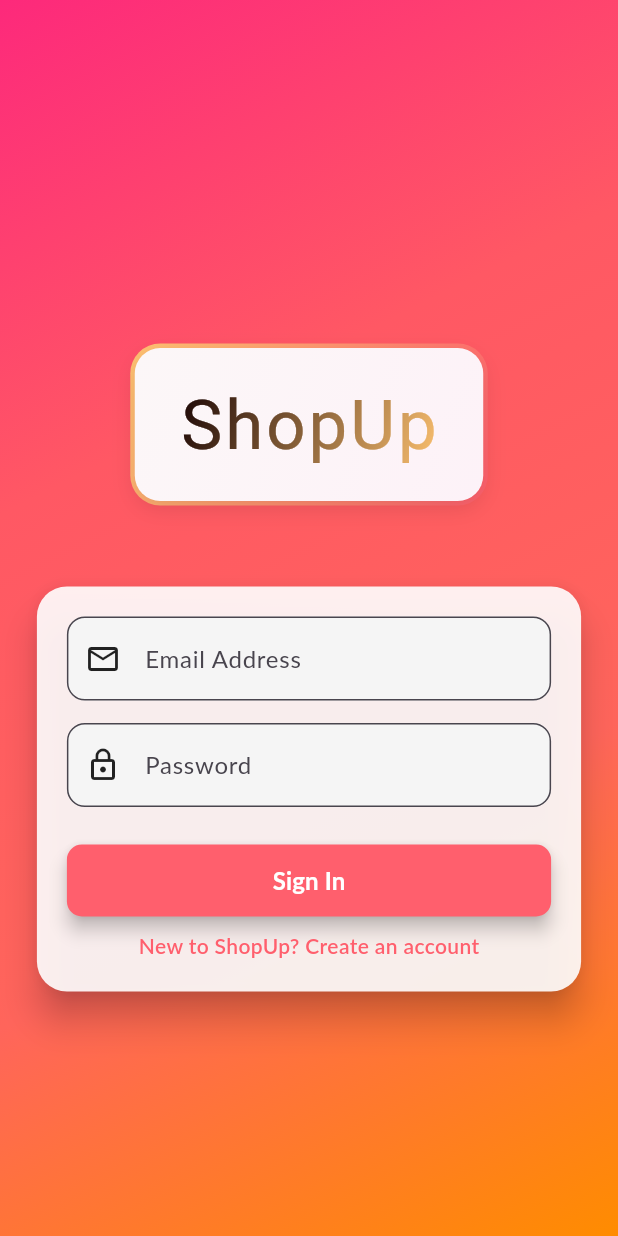
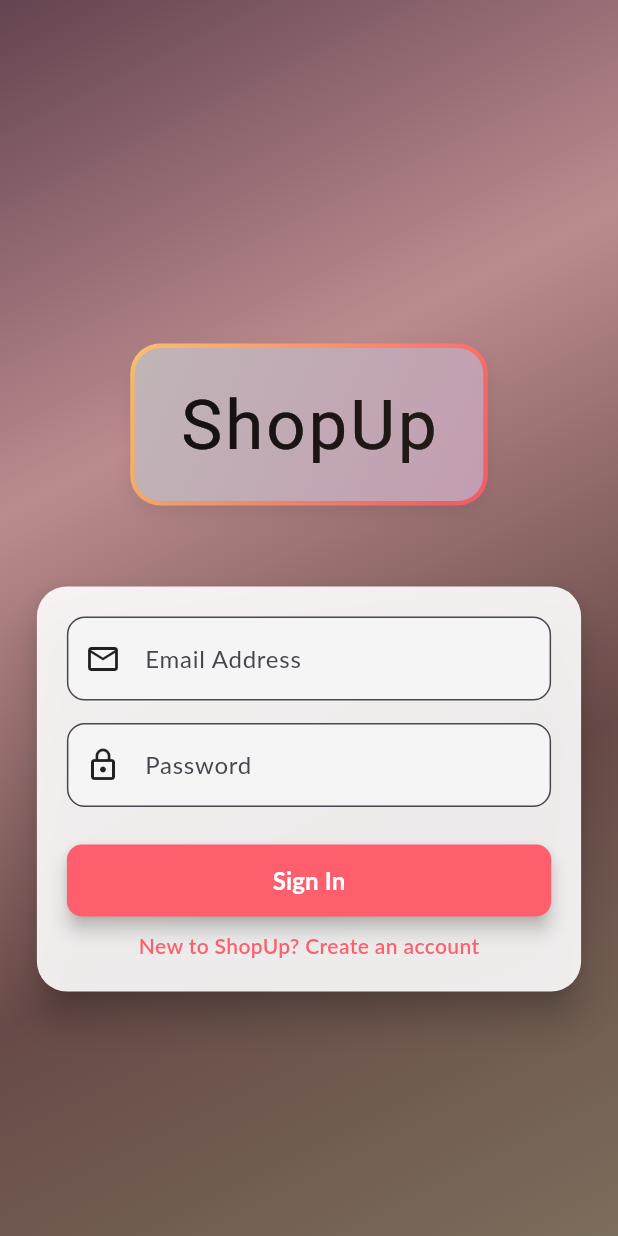
Before and after one commit to Damola-git/ShopUp, a Flutter app: the screen it shows after launch, on a phone screen of 412 x 824 dp. Run offline on Flutter 3.47's test engine with Material 3 defaults, Android fonts, the phone set to English and light mode, and no system bars; Roboto replaces fonts that are missing (Anton, Lato).

```diff
--- a/lib/screens/auth_screen.dart
+++ b/lib/screens/auth_screen.dart
@@ -16,14 +16,14 @@ class AuthScreen extends StatelessWidget {
 
     return Scaffold(
       body: Container(
-        // 🌈 Instagram-like gradient background
+
         decoration: const BoxDecoration(
           gradient: LinearGradient(
             colors: [
-              Color(0xFFFD297B),
-              Color(0xFFFF5864),
-              Color(0xFFFF655B),
-              Color(0xFFFF8C00),
+              Color.fromARGB(255, 99, 68, 80),
+              Color.fromARGB(255, 188, 139, 142),
+              Color.fromARGB(255, 103, 74, 71),
+              Color.fromARGB(255, 123, 109, 91),
             ],
             begin: Alignment.topLeft,
             end: Alignment.bottomRight,
@@ -38,7 +38,7 @@ class AuthScreen extends StatelessWidget {
                 children: [
                   const SizedBox(height: 70),
 
-                  // 🔶 Modern gradient-border container for title
+
                   Container(
                     padding: const EdgeInsets.all(3), // border thickness
                     decoration: BoxDecoration(
@@ -59,8 +59,8 @@ class AuthScreen extends StatelessWidget {
                         borderRadius: BorderRadius.circular(17),
                         gradient: const LinearGradient(
                           colors: [
-                            Color(0xFFFCF7F8),
-                            Color(0xFFFDF2F8),
+                            Color.fromARGB(255, 192, 181, 183),
+                            Color.fromARGB(255, 194, 157, 177),
                           ],
                           begin: Alignment.topLeft,
                           end: Alignment.bottomRight,
@@ -76,8 +76,8 @@ class AuthScreen extends StatelessWidget {
                       child: ShaderMask(
                         shaderCallback: (bounds) => const LinearGradient(
                           colors: [
-                            Color.fromARGB(255, 22, 2, 3),
-                            Color(0xFFFFC371),
+                            Color.fromARGB(255, 21, 16, 17),
+                            Color.fromARGB(255, 32, 27, 21),
                           ],
                           begin: Alignment.topLeft,
                           end: Alignment.bottomRight,
```
